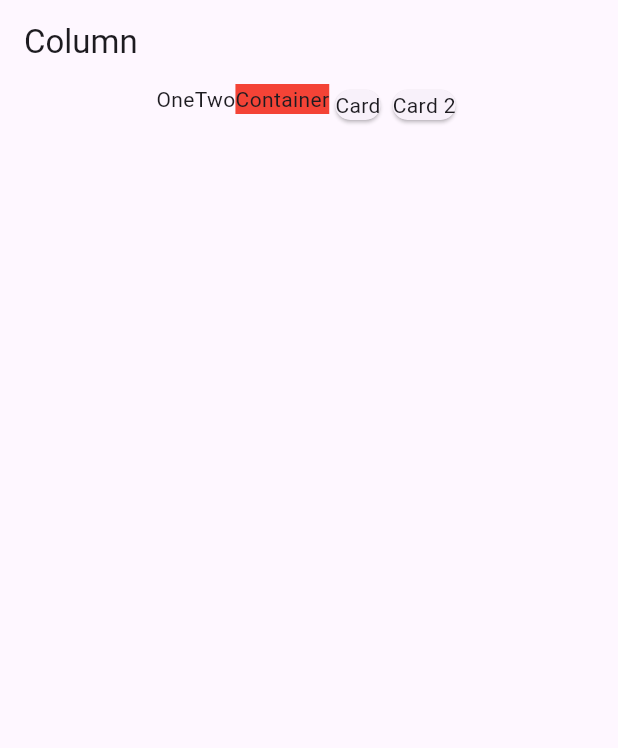
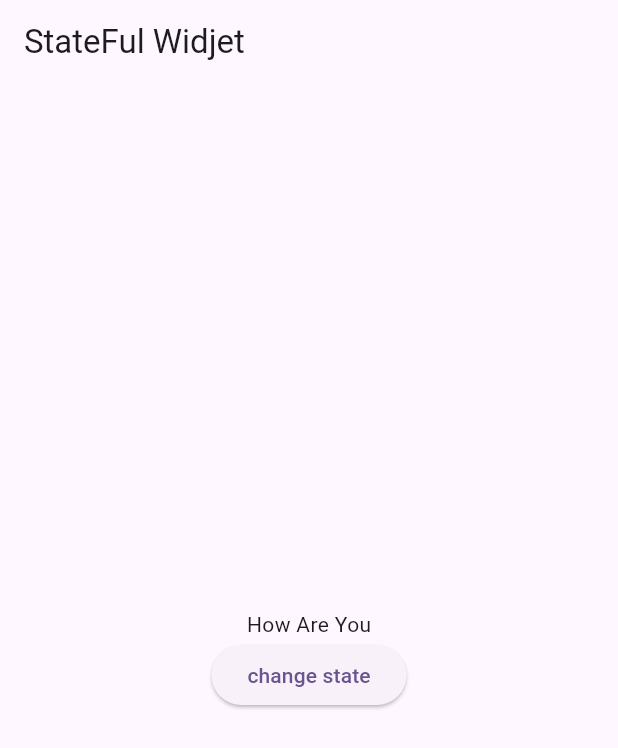
Before and after one commit to fayezCoder/flutter_widjets, a Flutter app: the screen it shows after launch, on a phone screen of 412 x 824 dp. Shown: the top 748 px of the screen. Run offline on Flutter 3.47's test engine with Material 2 defaults, Android fonts, the phone set to English and light mode, and no system bars.

Commit message:
add more widjets

```diff
--- /dev/null
+++ b/lib/flutter_widjets/stateful_widjet.dart
@@ -0,0 +1,35 @@
+import 'package:flutter/material.dart';
+
+class MyStatfulWidjet extends StatefulWidget {
+  const MyStatfulWidjet({super.key});
+
+  @override
+  State<MyStatfulWidjet> createState() => _MyStateFulWidjetState();
+}
+
+class _MyStateFulWidjetState extends State<MyStatfulWidjet> {
+  var name = "How Are You";
+  @override
+  Widget build(BuildContext context) {
+    return Scaffold(
+      appBar: AppBar(
+        title: const Text("StateFul Widjet"),
+      ),
+      body: Column(
+        mainAxisAlignment: MainAxisAlignment.center,
+        children: [
+          Text(name),
+          Center(
+            child: ElevatedButton(
+                onPressed: () {
+                  setState(() {
+                    name = "Welcome ";
+                  });
+                },
+                child: const Text("change state")),
+          ),
+        ],
+      ),
+    );
+  }
+}
--- a/lib/main.dart
+++ b/lib/main.dart
@@ -1,11 +1,7 @@
 import 'package:flutter/material.dart';
-import 'package:flutter_widjets/flutter_widjets/card.dart';
-import 'package:flutter_widjets/flutter_widjets/column.dart';
-import 'package:flutter_widjets/flutter_widjets/expanded_column.dart';
-import 'package:flutter_widjets/flutter_widjets/expanded_row.dart';
-import 'package:flutter_widjets/flutter_widjets/icon.dart';
-import 'package:flutter_widjets/flutter_widjets/row.dart';
-import 'package:flutter_widjets/flutter_widjets/stack.dart';
+import 'package:flutter_widjets/flutter_widjets/gesture_detector.dart';
+import 'package:flutter_widjets/flutter_widjets/inkwell.dart';
+import 'package:flutter_widjets/flutter_widjets/stateful_widjet.dart';
 
 void main() {
   runApp(const MyApp());
@@ -23,7 +19,7 @@ class MyApp extends StatelessWidget {
         colorScheme: ColorScheme.fromSeed(seedColor: Colors.deepPurple),
         useMaterial3: true,
       ),
-      home: const MyRow(),
+      home: const MyStatfulWidjet(),
     );
   }
 }
```
Also changed, not shown: lib/flutter_widjets/gesture_detector.dart (added, +35 -0 lines), lib/flutter_widjets/inkwell.dart (added, +33 -0 lines), lib/flutter_widjets/single_child_scroll_view.dart (added, +95 -0 lines).
